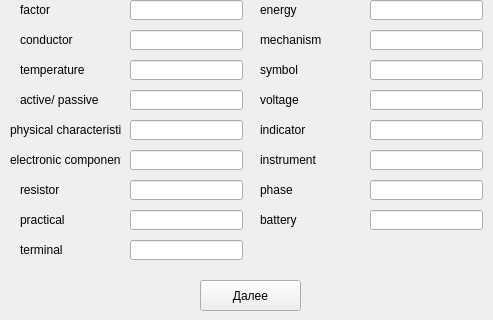
This is client/UI/variant_2/zadanie1_part1_var2.ui in Scykorr/dmitr_client_serv_test as Qt 5 draws it before an edit; both pictures show x 0 to 493 and y 140 to 460 of the 493 by 460 pixel window. The edited form follows.
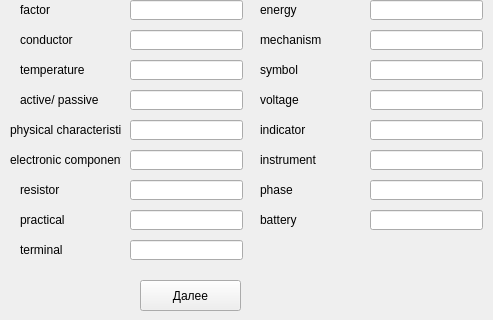
This is the edited form.

Commit message: add label_timer to variants 2 forms

```diff
--- a/client/UI/variant_2/zadanie1_part1_var2.ui
+++ b/client/UI/variant_2/zadanie1_part1_var2.ui
@@ -531,7 +531,7 @@
   <widget class="QPushButton" name="pushButton_answer">
    <property name="geometry">
     <rect>
-     <x>200</x>
+     <x>140</x>
      <y>420</y>
      <width>101</width>
      <height>31</height>
@@ -541,6 +541,19 @@
     <string>Далее</string>
    </property>
   </widget>
+  <widget class="QLabel" name="label_timer">
+   <property name="geometry">
+    <rect>
+     <x>270</x>
+     <y>410</y>
+     <width>171</width>
+     <height>31</height>
+    </rect>
+   </property>
+   <property name="text">
+    <string/>
+   </property>
+  </widget>
  </widget>
  <resources/>
  <connections/>
```
The commit also changes 19 other files.
